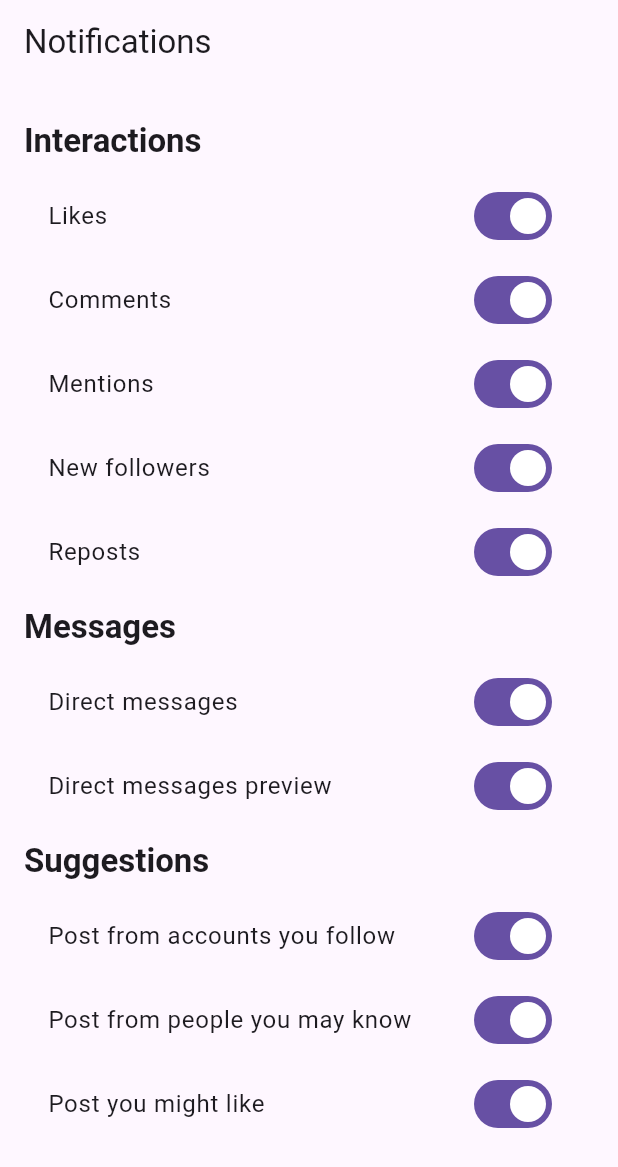
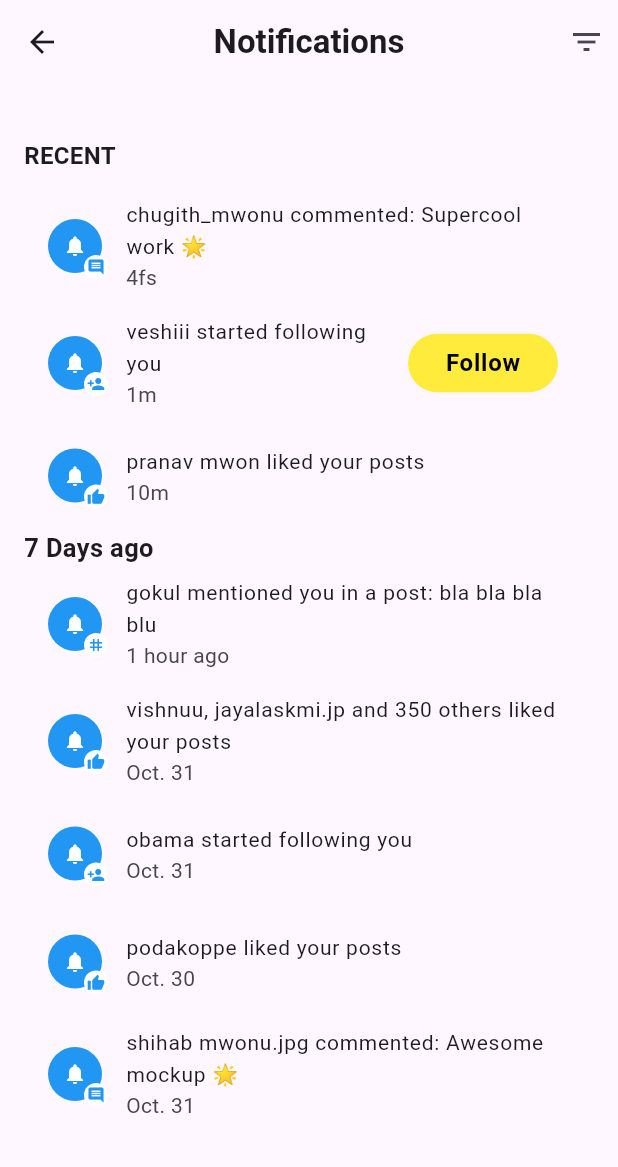
Before and after one commit to sujithsdeveloper/my_own_post_put, a Flutter app: the screen it shows after launch, on a phone screen of 412 x 824 dp. Shown: the top 1167 px of the screen. Run offline on Flutter 3.47's test engine with Material 3 defaults, Android fonts, the phone set to English and light mode, and no system bars; our stand-ins replace lucide_icons, shared_preferences.

Commit message:
notification screen added

```diff
--- a/lib/main.dart
+++ b/lib/main.dart
@@ -1,8 +1,7 @@
 import 'package:flutter/material.dart';
 import 'package:my_own_post_put/controller/getproducts_controller.dart';
 import 'package:my_own_post_put/controller/registration_controller.dart';
-
-import 'package:my_own_post_put/view/Stuedic/profile/settings_nofications.dart';
+import 'package:my_own_post_put/view/Stuedic/notification_screen/notification_default_screen.dart';
 import 'package:provider/provider.dart';
 
 void main() {
@@ -25,7 +24,7 @@ class MyApp extends StatelessWidget {
       ],
       child: MaterialApp(
         debugShowCheckedModeBanner: false,
-        home: SettingsNotifications(),
+        home: NotificationDefaultScreen(),
       ),
     );
   }
--- /dev/null
+++ b/lib/view/Stuedic/notification_screen/notification_default_screen.dart
@@ -0,0 +1,199 @@
+import 'package:flutter/material.dart';
+import 'package:my_own_post_put/view/Stuedic/notification_screen/notification_screen_filter.dart';
+
+class NotificationDefaultScreen extends StatelessWidget {
+  const NotificationDefaultScreen({super.key});
+
+  @override
+  Widget build(BuildContext context) {
+    return Scaffold(
+      appBar: AppBar(
+        title: Text(
+          'Notifications',
+          style: TextStyle(fontSize: 22, fontWeight: FontWeight.bold),
+        ),
+        centerTitle: true,
+        leading: IconButton(
+          icon: Icon(Icons.arrow_back),
+          onPressed: () => Navigator.pop(context),
+        ),
+        actions: [
+          InkWell(
+              onTap: () {
+                Navigator.push(
+                    context,
+                    MaterialPageRoute(
+                      builder: (context) => NotificationFilter(),
+                    ));
+              },
+              child: Icon(Icons.filter_list)),
+          SizedBox(
+            width: 9,
+          )
+        ],
+      ),
+      body: SingleChildScrollView(
+        padding: EdgeInsets.all(16.0),
+        child: Column(
+          crossAxisAlignment: CrossAxisAlignment.start,
+          children: [
+            SizedBox(height: 20),
+            Text(
+              'RECENT',
+              style: TextStyle(fontSize: 16, fontWeight: FontWeight.bold),
+            ),
+            SizedBox(height: 10),
+            ListView(
+              shrinkWrap: true,
+              physics: NeverScrollableScrollPhysics(),
+              children: [
+                _buildNotificationTile(
+                  icon: Icons.comment,
+                  title: 'chugith_mwonu commented: Supercool work 🌟',
+                  subtitle: '4fs',
+                ),
+                _buildNotificationTileWithFollow(
+                  icon: Icons.person_add,
+                  title: 'veshiii started following you',
+                  subtitle: '1m',
+                ),
+                _buildNotificationTile(
+                  icon: Icons.thumb_up,
+                  title: 'pranav mwon liked your posts',
+                  subtitle: '10m',
+                ),
+                Text(
+                  '7 Days ago',
+                  style: TextStyle(fontWeight: FontWeight.w700, fontSize: 17),
+                ),
+                _buildNotificationTile(
+                  icon: Icons.tag,
+                  title: 'gokul mentioned you in a post: bla bla bla blu',
+                  subtitle: '1 hour ago',
+                ),
+                _buildNotificationTile(
+                  icon: Icons.thumb_up,
+                  title:
+                      'vishnuu, jayalaskmi.jp and 350 others liked your posts',
+                  subtitle: 'Oct. 31',
+                ),
+                _buildNotificationTile(
+                  icon: Icons.person_add,
+                  title: 'obama started following you',
+                  subtitle: 'Oct. 31',
+                ),
+                _buildNotificationTile(
+                  icon: Icons.thumb_up,
+                  title: 'podakoppe liked your posts',
+                  subtitle: 'Oct. 30',
+                ),
+                _buildNotificationTile(
+                  icon: Icons.comment,
+                  title: 'shihab mwonu.jpg commented: Awesome mockup 🌟',
+                  subtitle: 'Oct. 31',
+                ),
+              ],
+            ),
+          ],
+        ),
+      ),
+    );
+  }
+
+  static Widget _buildNotificationTileWithFollow({
+    required IconData icon,
+    required String title,
+    required String subtitle,
+  }) {
+    return ListTile(
+      leading: Stack(
+        clipBehavior: Clip.none,
+        children: [
+          CircleAvatar(
+            backgroundColor: Colors.blue,
+            radius: 18,
+            child: Icon(
+              Icons.notifications,
+              size: 16,
+              color: Colors.white,
+            ),
+          ),
+          Positioned(
+            bottom: -4,
+            right: -4,
+            child: CircleAvatar(
+              radius: 8,
+              backgroundColor: Colors.white,
+              child: Icon(
+                icon,
+                size: 12,
+                color: Colors.blue,
+              ),
+            ),
+          ),
+        ],
+      ),
+      title: Text(
+        title,
+        style: TextStyle(fontSize: 14),
+      ),
+      subtitle: Text(subtitle),
+      trailing: Container(
+        padding: EdgeInsets.symmetric(horizontal: 25, vertical: 8),
+        decoration: BoxDecoration(
+          color: Colors.yellow, // colour maaatt mwonu
+          borderRadius: BorderRadius.circular(20),
+        ),
+        child: Text(
+          'Follow',
+          style: TextStyle(
+            color: Colors.black,
+            fontWeight: FontWeight.bold,
+            fontSize: 16,
+          ),
+        ),
+      ),
+    );
+  }
+
+  static Widget _buildNotificationTile({
+    required IconData icon,
+    required String title,
+    required String subtitle,
+  }) {
+    return ListTile(
+      leading: Stack(
+        clipBehavior: Clip.none,
+        children: [
+          CircleAvatar(
+            backgroundColor: Colors.blue,
+            radius: 18,
+            child: Icon(
+              Icons.notifications,
+              size: 16,
+              color: Colors.white,
+            ),
+          ),
+          Positioned(
+            bottom: -4,
+            right: -4,
+            child: CircleAvatar(
+              radius: 8,
+              backgroundColor: Colors.white,
+              child: Icon(
+                icon,
+                size: 12,
+                color: Colors.blue,
+              ),
+            ),
+          ),
+        ],
+      ),
+      title: Text(
+        title,
+        style: TextStyle(fontSize: 14),
+      ),
+      subtitle: Text(subtitle),
+    );
+  }
+}
```
Also changed, not shown: lib/view/Stuedic/notification_screen/notification_screen_filter.dart (added, +163 -0 lines).
